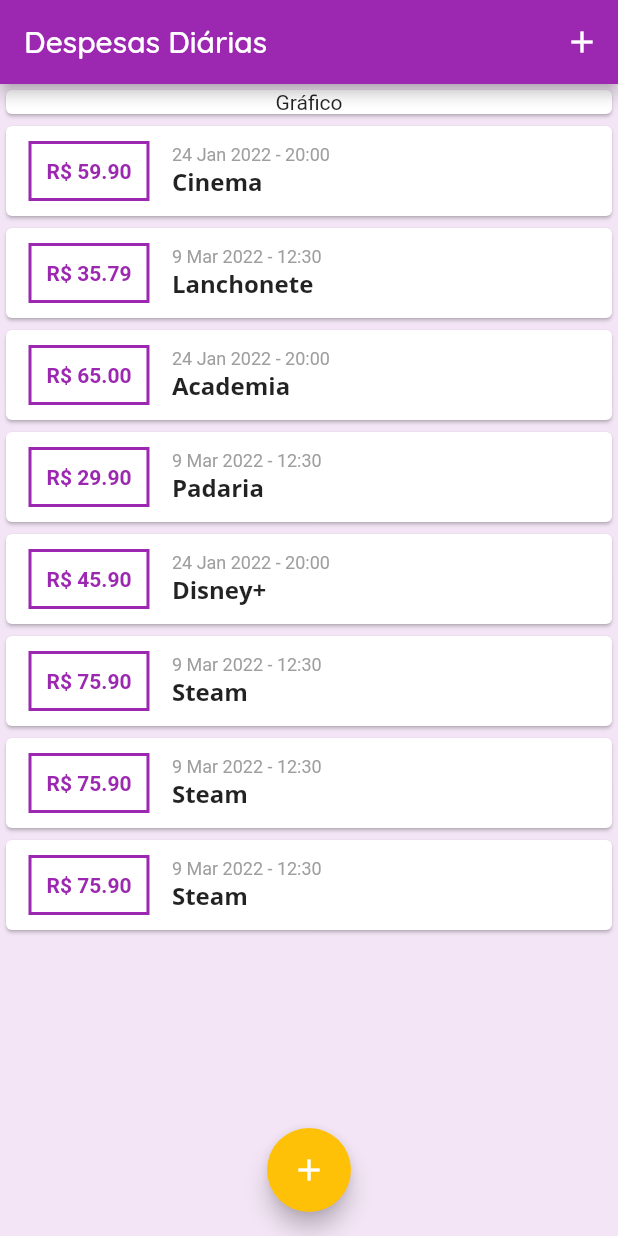
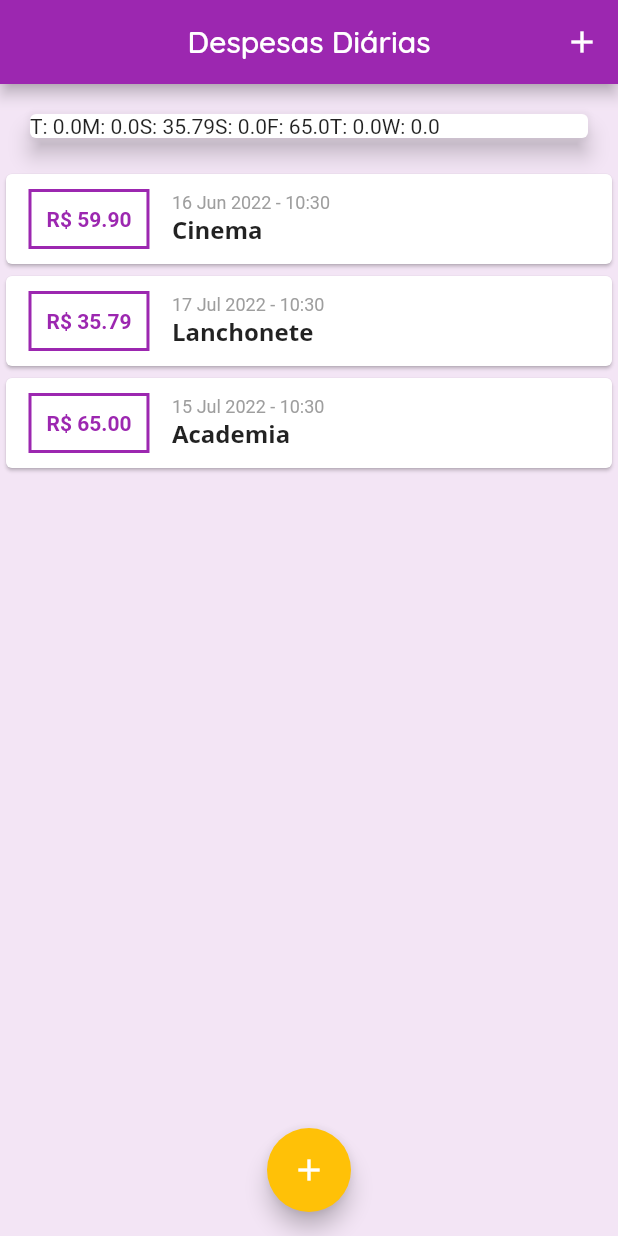
Before and after one commit to isaacscardoso/expenses-diary-app, a Flutter app: the screen it shows after launch, on a phone screen of 412 x 824 dp. Run offline on Flutter 3.47's test engine with Material 2 defaults, Android fonts, the phone set to English and light mode, and no system bars.

Commit message:
Creation of the 'Chart' component.

```diff
--- /dev/null
+++ b/lib/components/chart.dart
@@ -0,0 +1,44 @@
+import 'package:expenses_diary/models/transaction.dart';
+import 'package:flutter/material.dart';
+import 'package:intl/intl.dart';
+
+class Chart extends StatelessWidget {
+  const Chart({Key? key, required this.recentTransactions}) : super(key: key);
+
+  final List<Transaction> recentTransactions;
+
+  List<Map<String, dynamic>> get groupedTransactions {
+    return List.generate(7, (index) {
+      final weekDay = DateTime.now().subtract(Duration(days: index));
+
+      double totalSum = 0.0;
+
+      for (Transaction rt in recentTransactions) {
+        bool sameDay = rt.date.day == weekDay.day;
+        bool sameMonth = rt.date.month == weekDay.month;
+        bool sameYear = rt.date.year == weekDay.year;
+
+        if (sameDay && sameMonth && sameYear) {
+          totalSum += rt.value;
+        }
+      }
+
+      return {
+        'day': DateFormat.E().format(weekDay)[0],
+        'value': totalSum,
+      };
+    });
+  }
+
+  @override
+  Widget build(BuildContext context) {
+    return Card(
+      elevation: 6,
+      margin: const EdgeInsets.all(20),
+      child: Row(
+          children: groupedTransactions.map((gt) {
+        return Text('${gt['day']}: ${gt['value']}');
+      }).toList()),
+    );
+  }
+}
--- a/lib/main.dart
+++ b/lib/main.dart
@@ -3,6 +3,7 @@ import 'package:flutter/material.dart';
 import 'package:expenses_diary/models/transaction.dart';
 import 'package:expenses_diary/components/transaction_form.dart';
 import 'package:expenses_diary/components/transaction_list.dart';
+import 'package:expenses_diary/components/chart.dart';
 
 void main() => runApp(const MyApp());
 
@@ -49,51 +50,29 @@ class _MyHomePageState extends State<MyHomePage> {
       id: '1',
       title: 'Cinema',
       value: 59.90,
-      date: DateTime(2022, 1, 24, 20, 00),
+      date: DateTime.now().subtract(const Duration(days: 33)),
     ),
     Transaction(
       id: '2',
       title: 'Lanchonete',
       value: 35.79,
-      date: DateTime(2022, 3, 09, 12, 30),
+      date: DateTime.now().subtract(const Duration(days: 2)),
     ),
     Transaction(
       id: '3',
       title: 'Academia',
       value: 65.00,
-      date: DateTime(2022, 1, 24, 20, 00),
-    ),
-    Transaction(
-      id: '4',
-      title: 'Padaria',
-      value: 29.90,
-      date: DateTime(2022, 3, 09, 12, 30),
-    ),
-    Transaction(
-      id: '5',
-      title: 'Disney+',
-      value: 45.90,
-      date: DateTime(2022, 1, 24, 20, 00),
-    ),
-    Transaction(
-      id: '6',
-      title: 'Steam',
-      value: 75.90,
-      date: DateTime(2022, 3, 09, 12, 30),
-    ),
-    Transaction(
-      id: '7',
-      title: 'Steam',
-      value: 75.90,
-      date: DateTime(2022, 3, 09, 12, 30),
-    ),
-    Transaction(
-      id: '8',
-      title: 'Steam',
-      value: 75.90,
-      date: DateTime(2022, 3, 09, 12, 30),
+      date: DateTime.now().subtract(const Duration(days: 4)),
     ),
   ];
+
+  List<Transaction> get _recentTransactions {
+    return _transactions.where((rt) {
+      return rt.date.isAfter(DateTime.now().subtract(
+        const Duration(days: 7),
+      ));
+    }).toList();
+  }
 
   void _addTransaction(String title, double value) {
     final transaction = Transaction(
@@ -125,6 +104,7 @@ class _MyHomePageState extends State<MyHomePage> {
       backgroundColor: Colors.purple.shade50,
       appBar: AppBar(
         title: const Text('Despesas Diárias'),
+        centerTitle: true,
         actions: <Widget>[
           IconButton(
             onPressed: () => _openTransactionFormModal(context),
@@ -136,9 +116,7 @@ class _MyHomePageState extends State<MyHomePage> {
         child: Column(
           crossAxisAlignment: CrossAxisAlignment.stretch,
           children: <Widget>[
-            const Card(
-              child: Text('Gráfico', textAlign: TextAlign.center),
-            ),
+            Chart(recentTransactions: _recentTransactions),
             TransactionList(transactions: _transactions),
           ],
         ),
--- a/pubspec.yaml
+++ b/pubspec.yaml
@@ -18,7 +18,7 @@ publish_to: 'none' # Remove this line if you wish to publish to pub.dev
 version: 1.0.0+1
 
 environment:
-  sdk: ">=2.17.3 <3.0.0"
+  sdk: ">=2.17.3 <3.0.4"
 
 # Dependencies specify other packages that your package needs in order to work.
 # To automatically upgrade your package dependencies to the latest versions
```
Also changed, not shown: 1 other file.
